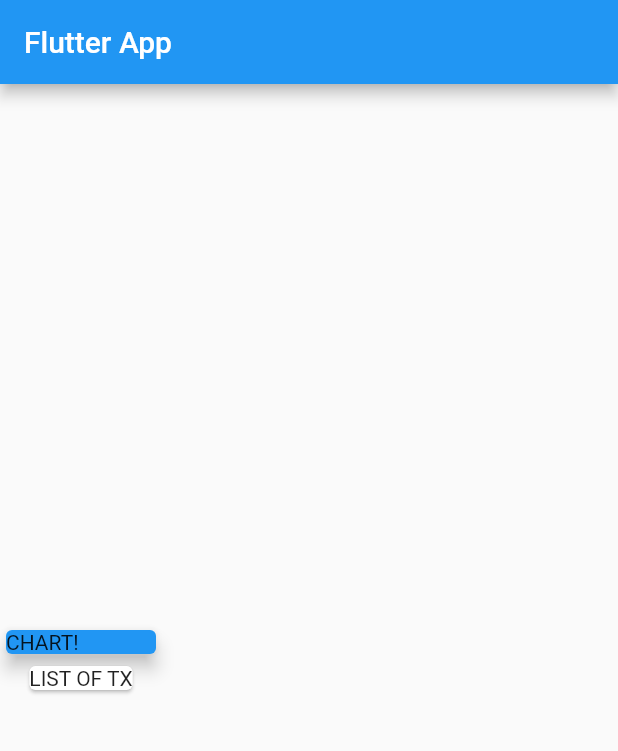
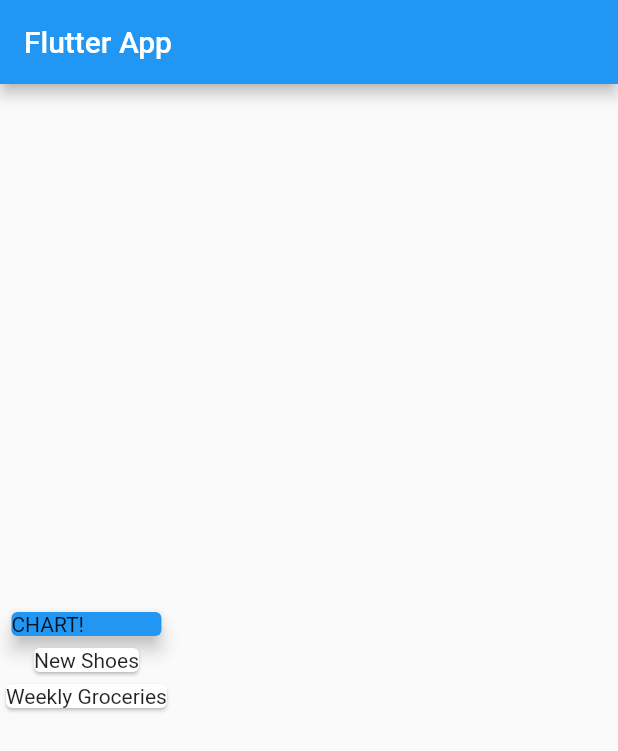
Before and after one commit to RogerParis/flutter_expense_manager, a Flutter app: the screen it shows after launch, on a phone screen of 412 x 824 dp. Shown: the top 751 px of the screen. Run offline on Flutter 3.47's test engine with Material 2 defaults, Android fonts, the phone set to English and light mode, and no system bars.

Commit message:
show transaction titles

```diff
--- a/lib/main.dart
+++ b/lib/main.dart
@@ -37,8 +37,12 @@ class MyHomePage extends StatelessWidget {
               child: Container(width: 100, child: Text('CHART!')),
               elevation: 5,
             ),
-            Card(
-              child: Text('LIST OF TX'),
+            Column(
+              children: transactions.map((tx) {
+                return Card(
+                  child: Text(tx.title),
+                );
+              }).toList(),
             )
           ],
         ));
```
